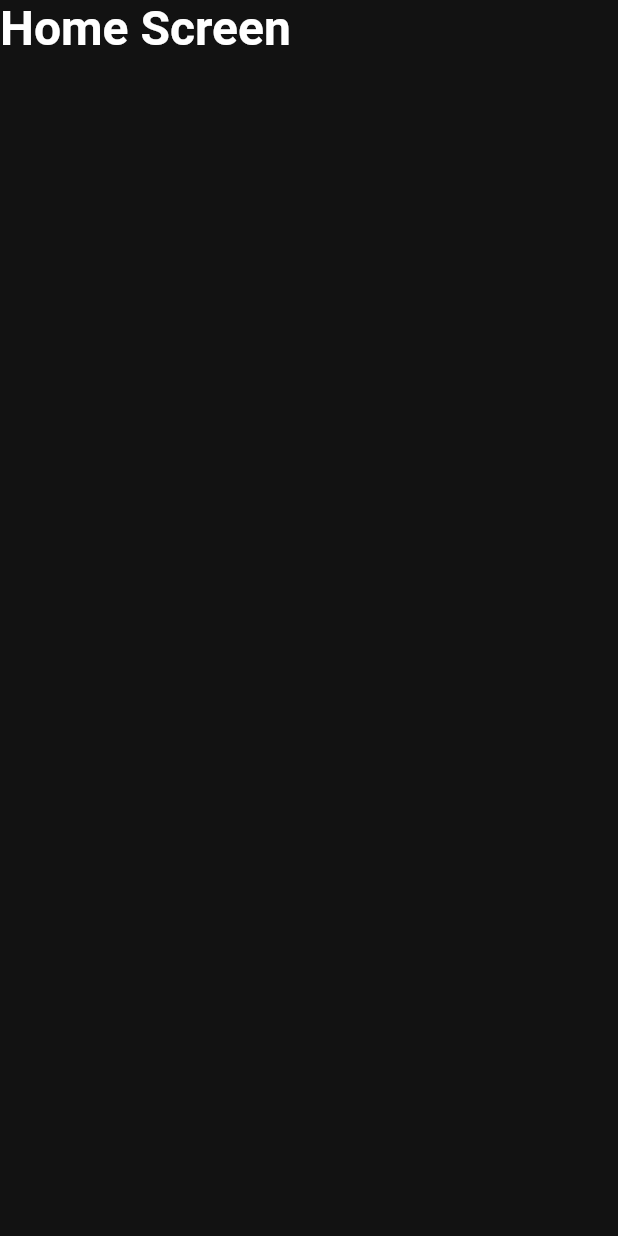
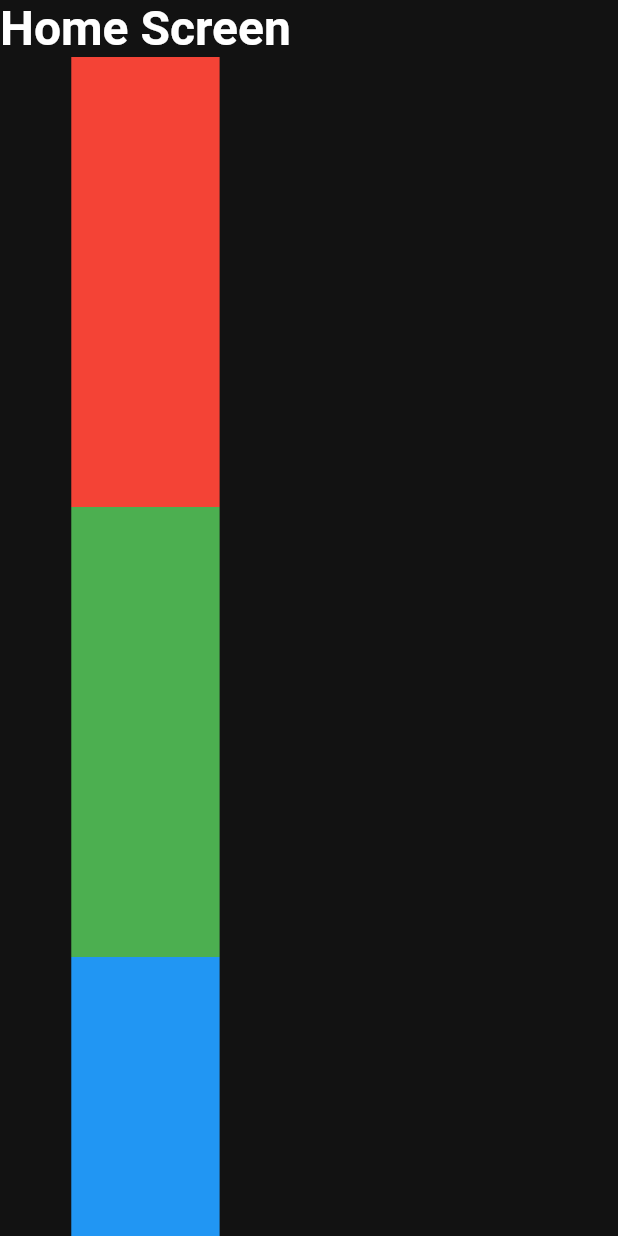
Before and after one commit to BaoTrung37/baotrung37.github.io, a Flutter app: the screen it shows after launch, on a phone screen of 412 x 824 dp. Run offline on Flutter 3.47's test engine with Material 3 defaults, Android fonts, the phone set to English and light mode, and no system bars; our stand-ins replace auto_route, bloc, firebase_core, firebase_crashlytics, flutter_bloc, flutter_svg and 7 more; missing offline and left inert: firebase_app_check; accounts and stored records are empty; statements that could not run were skipped.

Commit message:
Update home_screen.dart
Co-Authored-By: Nguyễn Bảo Trung <baotrung372k@gmail.com>

```diff
--- a/lib/presentation/pages/home/screens/home_screen.dart
+++ b/lib/presentation/pages/home/screens/home_screen.dart
@@ -2,6 +2,7 @@ import 'package:auto_route/auto_route.dart';
 import 'package:flutter/material.dart';
 import 'package:flutter_portfolio/config/color/app_colors.dart';
 import 'package:flutter_portfolio/presentation/presentation.dart';
+import 'package:responsive_framework/responsive_framework.dart';
 
 @RoutePage()
 class HomeScreen extends StatelessWidget {
@@ -9,6 +10,7 @@ class HomeScreen extends StatelessWidget {
 
   @override
   Widget build(BuildContext context) {
+    final width = MediaQuery.of(context).size.width;
     return Scaffold(
       backgroundColor: context.colors.backgroundColor,
       body: SingleChildScrollView(
@@ -20,6 +22,35 @@ class HomeScreen extends StatelessWidget {
                 color: context.colors.textPrimary,
               ),
             ),
+            ResponsiveRowColumn(
+              layout: ResponsiveBreakpoints.of(context).isDesktop
+                  ? ResponsiveRowColumnType.ROW
+                  : ResponsiveRowColumnType.COLUMN,
+              columnCrossAxisAlignment: CrossAxisAlignment.center,
+              children: [
+                ResponsiveRowColumnItem(
+                  child: Container(
+                    width: width * 0.24,
+                    height: 300,
+                    color: Colors.red,
+                  ),
+                ),
+                ResponsiveRowColumnItem(
+                  child: Container(
+                    width: width * 0.24,
+                    height: 300,
+                    color: Colors.green,
+                  ),
+                ),
+                ResponsiveRowColumnItem(
+                  child: Container(
+                    width: width * 0.24,
+                    height: 300,
+                    color: Colors.blue,
+                  ),
+                ),
+              ],
+            ),
           ],
         ),
       ),
```
